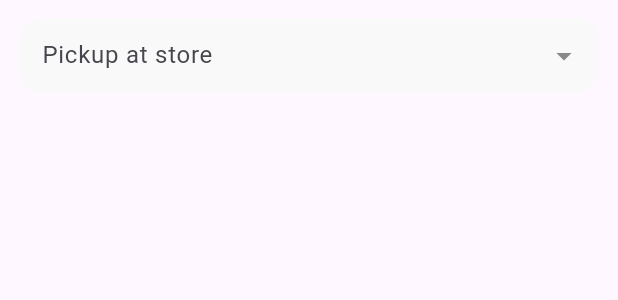
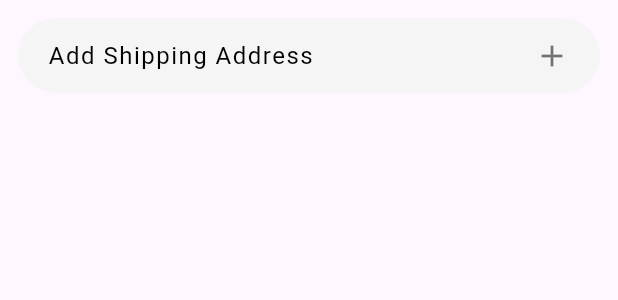
Before and after one commit to maramrmilad7/Fashoin-Store, a Flutter app: the CustomTextFeild widget shown alone on an empty page, opened directly, on a phone screen of 412 x 824 dp. Shown: the top 300 px of the screen. Run offline on Flutter 3.47's test engine with Material 3 defaults, Android fonts, the phone set to English and light mode, and no system bars; our stand-ins replace device_preview, flutter_svg; missing offline and left inert: flutter_gap, kmbal_ionicons; Roboto replaces fonts that are missing (TenorSans).

```diff
--- a/lib/main.dart
+++ b/lib/main.dart
@@ -1,4 +1,5 @@
 import 'package:device_preview/device_preview.dart';
+import 'package:fashoinstore/pages/add_shipping_address.dart';
 import 'package:fashoinstore/pages/checkout_page.dart';
 import 'package:fashoinstore/pages/home_page.dart';
 import 'package:fashoinstore/pages/place_order.dart';
@@ -19,6 +20,7 @@ class FashoinApp extends StatelessWidget {
         'homePage': (context) => HomePage(),
         'checkoutPage': (context) => CheckoutPage(),
         'placeOrderPage': (context) => PlaceOrderPage(),
+        'addShippingAddress': (context) => AddShippingAddress(),
       },
       locale: DevicePreview.locale(context),
       builder: DevicePreview.appBuilder,
--- a/lib/widgets/customtextfeild.dart
+++ b/lib/widgets/customtextfeild.dart
@@ -1,41 +1,33 @@
+import 'package:fashoinstore/widgets/custom_text.dart';
 import 'package:flutter/material.dart';
 
 class CustomTextFeild extends StatelessWidget {
-  const CustomTextFeild({super.key, required this.title, required this.icon});
+  const CustomTextFeild({super.key, required this.title, required this.icon, });
   final String title;
   final IconData icon;
+// final  Function()? onTap;
 
   @override
   Widget build(BuildContext context) {
     return Padding(
       padding: const EdgeInsets.all(12),
       child: Container(
-        height: 50,
+        padding: EdgeInsets.symmetric(horizontal: 20,vertical: 13),
+       // height: 50,
         width: double.infinity,
         decoration: BoxDecoration(
-          borderRadius: BorderRadius.circular(16),
-          color: Color(0xffF9F9F9),
+          borderRadius: BorderRadius.circular(100),
+          color: Colors.grey.shade100
         ),
-        child: Align(
-          alignment: Alignment.centerLeft,
-          child: TextField(
-            decoration: InputDecoration(
-              border: InputBorder.none,
-              hintText: title,
-              suffixIcon: Icon(icon, color: Color(0xff888888)),
-              contentPadding: EdgeInsets.symmetric(
-                horizontal: 16,
-                vertical: 12,
-              ),
-            ),
-            style: TextStyle(
-              fontSize: 16,
-              fontWeight: FontWeight.w400,
-              color: Color(0xff555555),
-            ),
+        child:Row(children: [
+          CustomText(text: title,color: Colors.black,),
+          const Spacer(),
+          Icon(icon,color: Colors.black54,),
+        ],)
+
           ),
-        ),
-      ),
+
+
     );
   }
 }
--- a/lib/widgets/header.dart
+++ b/lib/widgets/header.dart
@@ -12,7 +12,7 @@ class HeaderOfCheckout extends StatelessWidget {
       children: [
         CustomText(
           text: title.toUpperCase(),
-          size: 30,
+          size: 26,
           weight: FontWeight.w300,
           color: AppColors.primary,
         ),
```
Also changed, not shown: lib/pages/add_shipping_address.dart (added, +146 -0 lines), lib/pages/place_order.dart (+102 -13 lines), lib/widgets/customtextfeild2.dart (added, +29 -0 lines).
